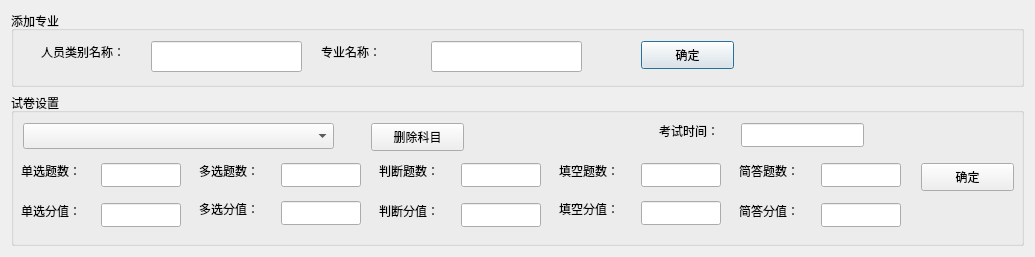
This is views/addcourseview.ui in janonoly/exampc as Qt 5 draws it before an edit. The edited form follows.
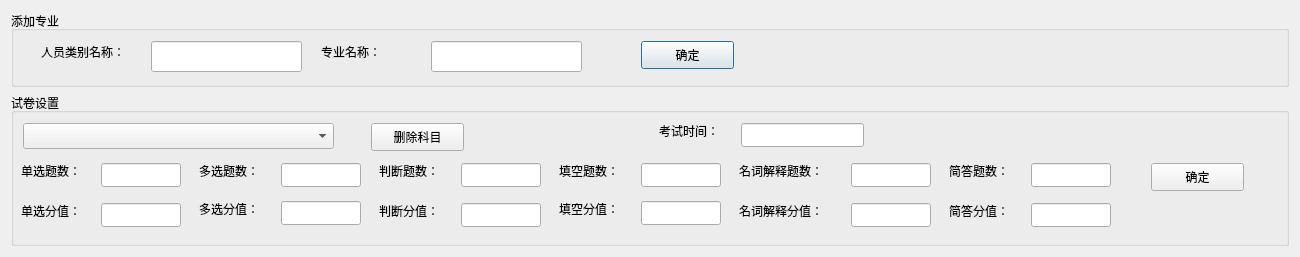
This is the edited form.

```diff
--- a/views/addcourseview.ui
+++ b/views/addcourseview.ui
@@ -6,19 +6,19 @@
    <rect>
     <x>0</x>
     <y>0</y>
-    <width>1035</width>
+    <width>1300</width>
     <height>257</height>
    </rect>
   </property>
   <property name="minimumSize">
    <size>
-    <width>1035</width>
+    <width>1300</width>
     <height>257</height>
    </size>
   </property>
   <property name="maximumSize">
    <size>
-    <width>1035</width>
+    <width>1300</width>
     <height>257</height>
    </size>
   </property>
@@ -222,7 +222,7 @@
      <widget class="QPushButton" name="pushButton_2">
       <property name="geometry">
        <rect>
-        <x>910</x>
+        <x>1140</x>
         <y>70</y>
         <width>93</width>
         <height>28</height>
@@ -363,7 +363,7 @@
      <widget class="QLabel" name="label_12">
       <property name="geometry">
        <rect>
-        <x>728</x>
+        <x>938</x>
         <y>70</y>
         <width>75</width>
         <height>16</height>
@@ -376,7 +376,7 @@
      <widget class="QLineEdit" name="lineEdit_12">
       <property name="geometry">
        <rect>
-        <x>810</x>
+        <x>1020</x>
         <y>70</y>
         <width>80</width>
         <height>24</height>
@@ -386,7 +386,7 @@
      <widget class="QLineEdit" name="lineEdit_13">
       <property name="geometry">
        <rect>
-        <x>810</x>
+        <x>1020</x>
         <y>110</y>
         <width>80</width>
         <height>24</height>
@@ -396,7 +396,7 @@
      <widget class="QLabel" name="label_13">
       <property name="geometry">
        <rect>
-        <x>728</x>
+        <x>938</x>
         <y>110</y>
         <width>75</width>
         <height>16</height>
@@ -406,6 +406,52 @@
        <string>简答分值：</string>
       </property>
      </widget>
+     <widget class="QLineEdit" name="lineEdit_14">
+      <property name="geometry">
+       <rect>
+        <x>840</x>
+        <y>70</y>
+        <width>80</width>
+        <height>24</height>
+       </rect>
+      </property>
+     </widget>
+     <widget class="QLineEdit" name="lineEdit_15">
+      <property name="geometry">
+       <rect>
+        <x>840</x>
+        <y>110</y>
+        <width>80</width>
+        <height>24</height>
+       </rect>
+      </property>
+     </widget>
+     <widget class="QLabel" name="label_15">
+      <property name="geometry">
+       <rect>
+        <x>728</x>
+        <y>110</y>
+        <width>111</width>
+        <height>16</height>
+       </rect>
+      </property>
+      <property name="text">
+       <string>名词解释分值：</string>
+      </property>
+     </widget>
+     <widget class="QLabel" name="label_14">
+      <property name="geometry">
+       <rect>
+        <x>728</x>
+        <y>70</y>
+        <width>101</width>
+        <height>16</height>
+       </rect>
+      </property>
+      <property name="text">
+       <string>名词解释题数：</string>
+      </property>
+     </widget>
     </widget>
    </item>
   </layout>
```
